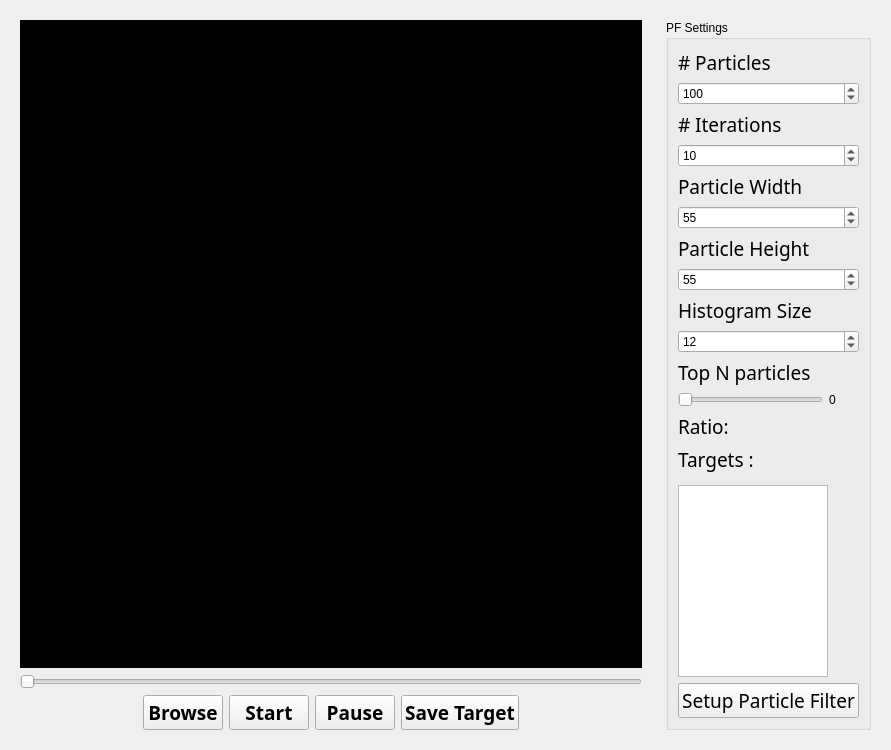
Before: the Qt Designer form modules/tracking/particlefilter/ParticleFilterWidgetGui.ui in Boazrciasn/RDFramework, drawn with Qt 5.
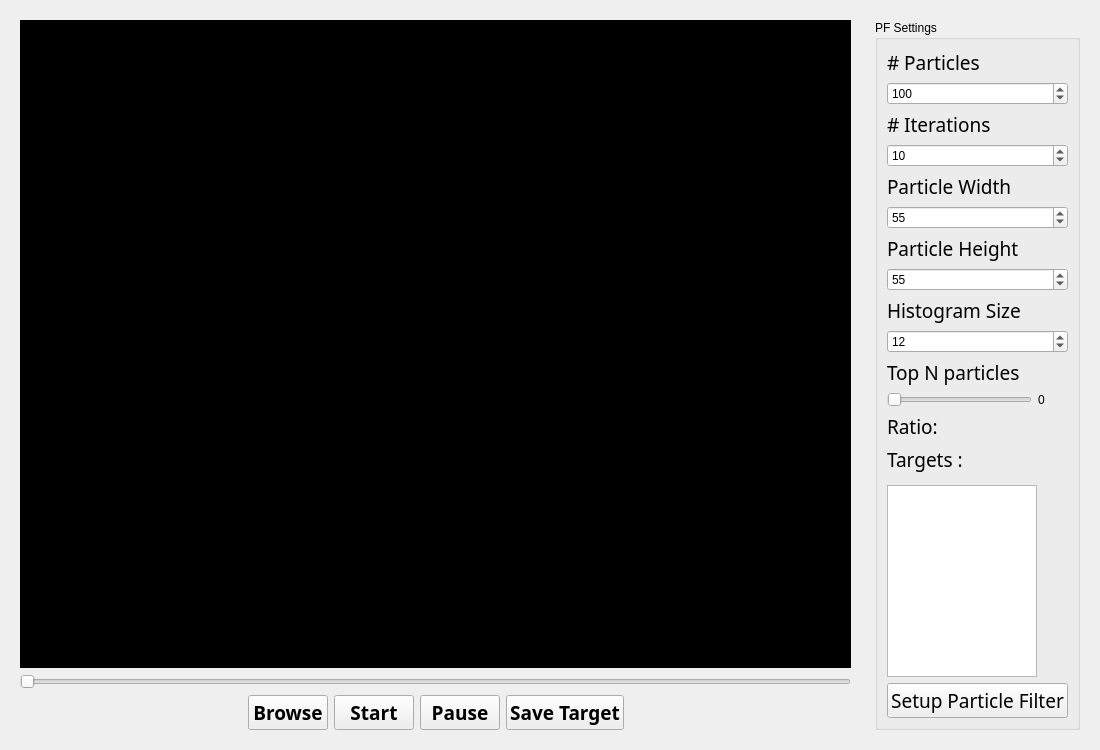
After: the same form once the commit is applied.

```diff
--- a/modules/tracking/particlefilter/ParticleFilterWidgetGui.ui
+++ b/modules/tracking/particlefilter/ParticleFilterWidgetGui.ui
@@ -6,8 +6,8 @@
    <rect>
     <x>0</x>
     <y>0</y>
-    <width>891</width>
-    <height>714</height>
+    <width>1100</width>
+    <height>750</height>
    </rect>
   </property>
   <property name="windowTitle">
@@ -346,6 +346,9 @@
          </item>
          <item>
           <widget class="QListWidget" name="targets_ListWidget">
+           <property name="enabled">
+            <bool>true</bool>
+           </property>
            <property name="sizePolicy">
             <sizepolicy hsizetype="MinimumExpanding" vsizetype="MinimumExpanding">
              <horstretch>0</horstretch>
```
Left out of the diff: 3 changed lines with no effect on the pictures.
